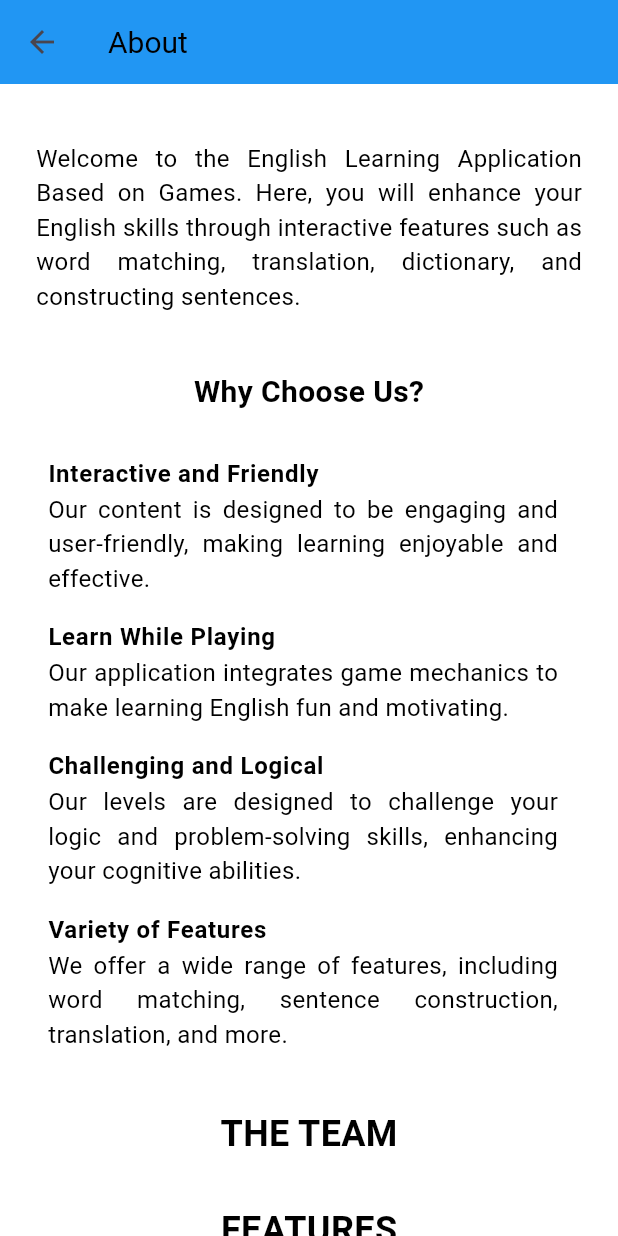
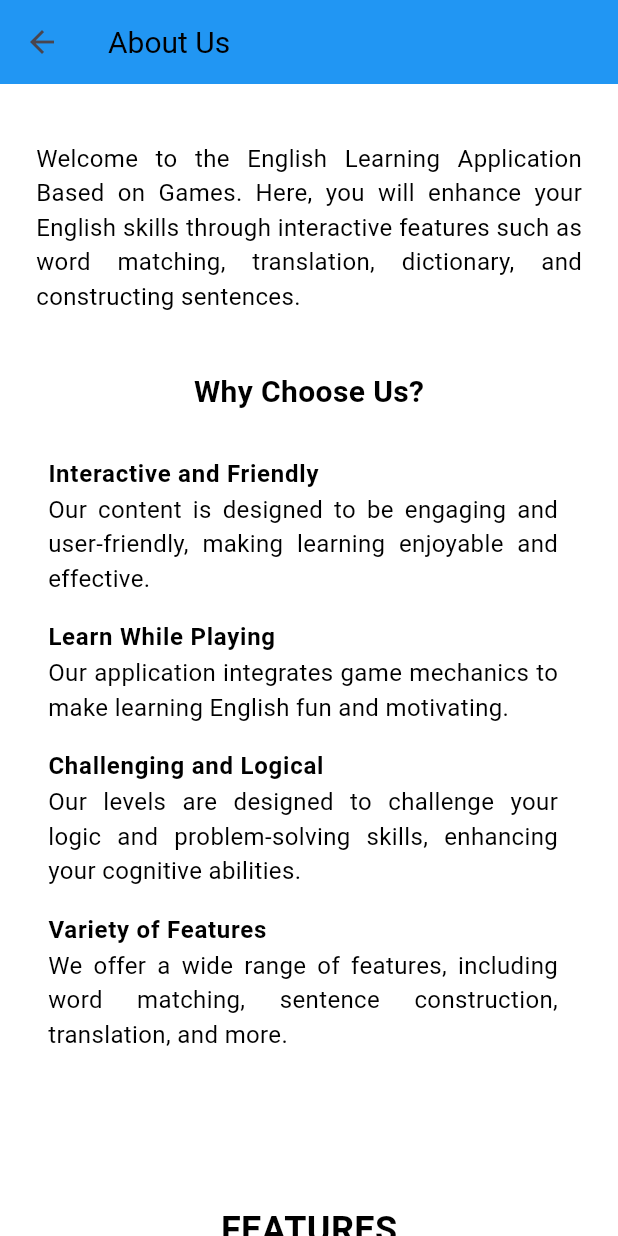
Before and after one commit to EgoEquusFebrianto/applicationenglish, a Flutter app: the AboutYeah screen opened directly, on a phone screen of 412 x 824 dp. Run offline on Flutter 3.47's test engine with Material 3 defaults, Android fonts, the phone set to English and light mode, and no system bars; our stand-ins replace animated_bottom_navigation_bar, cloud_firestore, firebase_auth, firebase_core, flutter_login, font_awesome_flutter and 5 more; missing offline and left inert: translator; accounts and stored records are empty; network calls fail.

Commit message:
this commit from 25/12/2024

```diff
--- a/lib/fitur/Challanges/TranslateGames/button_translate.dart
+++ b/lib/fitur/Challanges/TranslateGames/button_translate.dart
@@ -1,4 +1,5 @@
 import 'package:flutter/material.dart';
+import 'package:localization/localization.dart';
 import 'package:provider/provider.dart';
 import 'package:applicationenglish/fitur/profile/provider/switchProvider.dart';
 import 'game_provider.dart';
@@ -20,7 +21,7 @@ class ButtonTranslate extends StatelessWidget {
     return Scaffold(
       appBar: AppBar(
         title: Text(
-          "Cocokkan Kata!",
+          "translate_appbarlabel".i18n(),
           style: themes.appBarTheme.titleTextStyle,
         ),
         backgroundColor: themes.appBarTheme.backgroundColor,
@@ -228,7 +229,7 @@ class ButtonTranslate extends StatelessWidget {
               backgroundColor: theme.darkMode? Colors.white : Colors.blue,
               foregroundColor: theme.darkMode? Colors.red : Colors.white,
             ),
-            child: Text("Selanjutnya", style: TextStyle(fontSize: 18, color: theme.themeData.primaryColor)),
+            child: Text("translate_next".i18n(), style: TextStyle(fontSize: 18, color: theme.themeData.primaryColor)),
           ),
         ],
       ),
--- a/lib/fitur/Challanges/tmp.dart
+++ b/lib/fitur/Challanges/tmp.dart
@@ -1,5 +1,6 @@
 import 'package:applicationenglish/fitur/profile/provider/switchProvider.dart';
 import 'package:flutter/material.dart';
+import 'package:localization/localization.dart';
 import 'package:provider/provider.dart';
 import 'myDictionary/dictionary.dart';
 import 'Sentences/HandlerButton.dart';
@@ -16,7 +17,7 @@ class Challange extends StatelessWidget {
     return Scaffold(
       appBar: AppBar(
         title: Text(
-          "Challange",
+          "tmp_appbarlabel".i18n(),
           style: theme.appBarTheme.titleTextStyle,
         ),
         backgroundColor: theme.appBarTheme.backgroundColor,
--- a/lib/fitur/profile/about_yeah.dart
+++ b/lib/fitur/profile/about_yeah.dart
@@ -1,5 +1,6 @@
 import 'package:applicationenglish/fitur/profile/provider/switchProvider.dart';
 import 'package:flutter/material.dart';
+import 'package:localization/localization.dart';
 import 'package:provider/provider.dart';
 
 class AboutYeah extends StatelessWidget {
@@ -8,11 +9,11 @@ class AboutYeah extends StatelessWidget {
     var theme = Provider.of<SwitchModeProvider>(context).themeData;
     return Scaffold(
       appBar: AppBar(
-        title: Text('About', style: theme.appBarTheme.titleTextStyle,),
+        title: Text('profile_about_us'.i18n(), style: theme.appBarTheme.titleTextStyle,),
         backgroundColor: theme.appBarTheme.backgroundColor,
         iconTheme: theme.iconTheme,
         leading: IconButton(
-          icon: const Icon(Icons.arrow_back),
+          icon: const Icon(Icons.arrow_back), // IDK
           onPressed: () {
             Navigator.of(context).pop();
           },
@@ -54,7 +55,7 @@ class AboutUsSection extends StatelessWidget {
           child: Padding(
             padding: EdgeInsets.all(8.0),
             child: Text(
-              'Welcome to the English Learning Application Based on Games. Here, you will enhance your English skills through interactive features such as word matching, translation, dictionary, and constructing sentences.',
+              'profile_about_us1'.i18n(),
               style: TextStyle(fontSize: 16, color: theme.primaryColor),
               textAlign: TextAlign.justify,
             ),
@@ -76,7 +77,7 @@ class WhyChoose extends StatelessWidget {
         Align(
           alignment: Alignment.center,
           child: Text(
-            'Why Choose Us?',
+            'profile_about_us2'.i18n(),
             style: TextStyle(
               fontSize: 20,
               fontWeight: FontWeight.bold,
@@ -90,44 +91,44 @@ class WhyChoose extends StatelessWidget {
           children: [
             ListTile(
               title: Text(
-                'Interactive and Friendly',
+                'profile_about_us3'.i18n(),
                 style: TextStyle(fontSize: 16, fontWeight: FontWeight.bold, color: theme.primaryColor),
               ),
               subtitle: Text(
-                'Our content is designed to be engaging and user-friendly, making learning enjoyable and effective.',
+                'profile_about_us4'.i18n(),
                 style: TextStyle(fontSize: 16, color: theme.primaryColor),
                 textAlign: TextAlign.justify,
               ),
             ),
             ListTile(
               title: Text(
-                'Learn While Playing',
+                'profile_about_us5'.i18n(),
                 style: TextStyle(fontSize: 16, fontWeight: FontWeight.bold, color: theme.primaryColor),
               ),
               subtitle: Text(
-                'Our application integrates game mechanics to make learning English fun and motivating.',
+                'profile_about_us6'.i18n(),
                 style: TextStyle(fontSize: 16, color: theme.primaryColor),
                 textAlign: TextAlign.justify,
               ),
             ),
             ListTile(
               title: Text(
-                'Challenging and Logical',
+                'profile_about_us7'.i18n(),
                 style: TextStyle(fontSize: 16, fontWeight: FontWeight.bold, color: theme.primaryColor),
               ),
               subtitle: Text(
-                'Our levels are designed to challenge your logic and problem-solving skills, enhancing your cognitive abilities.',
+                'profile_about_us8'.i18n(),
                 style: TextStyle(fontSize: 16, color: theme.primaryColor),
                 textAlign: TextAlign.justify,
               ),
             ),
             ListTile(
               title: Text(
-                'Variety of Features',
+                'profile_about_us9'.i18n(),
                 style: TextStyle(fontSize: 16, fontWeight: FontWeight.bold, color: theme.primaryColor),
               ),
               subtitle: Text(
-                'We offer a wide range of features, including word matching, sentence construction, translation, and more.',
+                'profile_about_us10'.i18n(),
                 style: TextStyle(fontSize: 16, color: theme.primaryColor),
                 textAlign: TextAlign.justify,
               ),
@@ -146,7 +147,7 @@ class TheTeamHeader extends StatelessWidget {
     return Align(
       alignment: Alignment.center,
       child: Text(
-        'THE TEAM',
+        '',
         style: TextStyle(
           fontSize: 24,
           fontWeight: FontWeight.bold,
@@ -167,7 +168,7 @@ class FeaturesSection extends StatelessWidget {
         Align(
           alignment: Alignment.center,
           child: Text(
-            'FEATURES',
+            'profile_about_us13'.i18n(),
             style: TextStyle(
               fontSize: 24,
               fontWeight: FontWeight.bold,
@@ -179,11 +180,11 @@ class FeaturesSection extends StatelessWidget {
         ListTile(
           leading: Icon(Icons.translate, color: theme.primaryColor,),
           title: Text(
-            'Translation Games',
+            'profile_about_us14'.i18n(),
             style: TextStyle(fontSize: 16, fontWeight: FontWeight.bold, color: theme.primaryColor,),
           ),
           subtitle: Text(
-            'Enhance your translation skills by translating words and sentences between English and your native language.',
+            'profile_about_us15'.i18n(),
             style: TextStyle(fontSize: 16, color: theme.primaryColor,),
             textAlign: TextAlign.justify,
           ),
@@ -191,11 +192,11 @@ class FeaturesSection extends StatelessWidget {
         ListTile(
           leading: Icon(Icons.spellcheck, color: Colors.blue),
           title: Text(
-            'Word Matching',
+            'profile_about_us16'.i18n(),
             style: TextStyle(fontSize: 16, fontWeight: FontWeight.bold, color: theme.primaryColor,),
           ),
           subtitle: Text(
-            'Match English words with their meanings or synonyms to improve your vocabulary.',
+            'profile_about_us17'.i18n(),
             style: TextStyle(fontSize: 16, color: theme.primaryColor,),
             textAlign: TextAlign.justify,
           ),
@@ -203,11 +204,11 @@ class FeaturesSection extends StatelessWidget {
         ListTile(
           leading: Icon(Icons.sentiment_satisfied, color: Colors.blue),
           title: Text(
-            'Sentence Construction',
+            'profile_about_us18'.i18n(),
             style: TextStyle(fontSize: 16, fontWeight: FontWeight.bold, color: theme.primaryColor,),
           ),
           subtitle: Text(
-            'Construct grammatically correct sentences from given words, enhancing your grammar and syntax skills.',
+            'profile_about_us19'.i18n(),
             style: TextStyle(fontSize: 16, color: theme.primaryColor,),
             textAlign: TextAlign.justify,
           ),
@@ -215,11 +216,11 @@ class FeaturesSection extends StatelessWidget {
         ListTile(
           leading: Icon(Icons.book, color: Colors.blue),
           title: Text(
-            'Interactive Dictionary',
+            'profile_about_us20'.i18n(),
             style: TextStyle(fontSize: 16, fontWeight: FontWeight.bold, color: theme.primaryColor,),
           ),
           subtitle: Text(
-            'Access a comprehensive dictionary with audio pronunciations, example sentences, and more.',
+            'profile_about_us21'.i18n(),
             style: TextStyle(fontSize: 16, color: theme.primaryColor,),
             textAlign: TextAlign.justify,
           ),
--- a/lib/fitur/profile/provider/switchProvider.dart
+++ b/lib/fitur/profile/provider/switchProvider.dart
@@ -19,7 +19,8 @@ ThemeData light = ThemeData(
   appBarTheme: AppBarTheme(
     backgroundColor: Colors.blue,
     iconTheme: IconThemeData(color: Colors.black),
-        titleTextStyle: TextStyle(color: Colors.black, fontSize: 20)));
+    titleTextStyle: TextStyle(color: Colors.black, fontSize: 20))
+);
 
 ThemeData dark = ThemeData(
   brightness: Brightness.dark,
@@ -39,7 +40,8 @@ ThemeData dark = ThemeData(
   appBarTheme: AppBarTheme(
     backgroundColor: Colors.transparent,
     iconTheme: IconThemeData(color: Colors.white),
-        titleTextStyle: TextStyle(color: Colors.white, fontSize: 20)));
+    titleTextStyle: TextStyle(color: Colors.white, fontSize: 20))
+);
 
 class SwitchModeProvider extends ChangeNotifier {
   ThemeData _themeData = light;
--- a/lib/fitur/translation_card.dart
+++ b/lib/fitur/translation_card.dart
@@ -1,4 +1,5 @@
 import 'package:flutter/material.dart';
+import 'package:localization/localization.dart';
 
 class TranslationCard extends StatelessWidget {
   final TextEditingController controller;
@@ -44,7 +45,7 @@ class TranslationCard extends StatelessWidget {
               TextField(
                 controller: controller,
                 decoration: InputDecoration(
-                  labelText: 'Enter text to translate',
+                  labelText: 'TC_textfield'.i18n(),
                   labelStyle: const TextStyle(color: Colors.white),
                   border: OutlineInputBorder(
                     borderRadius: BorderRadius.circular(10.0),
@@ -79,7 +80,7 @@ class TranslationCard extends StatelessWidget {
                     borderRadius: BorderRadius.circular(10.0),
                   ),
                 ),
-                child: const Text('Translate'),
+                child: Text('TC_elevatedbuttonlabel'.i18n()),
               ),
               const SizedBox(height: 50),
               Text(
--- a/pubspec.yaml
+++ b/pubspec.yaml
@@ -51,6 +51,10 @@ dependencies:
   cloud_firestore: ^5.5.1
   image_picker: ^1.1.2
   permission_handler: ^11.3.1
+  flutter_localizations:
+    sdk: flutter
+    version: ^0.0.0
+  localization: ^2.1.1
 
 dev_dependencies:
   flutter_test:
@@ -84,6 +88,7 @@ flutter:
     - assets/pict/icons/sentences.jpeg
     - assets/pict/icons/button translate.webp
     - assets/pict/icons/vocabullary.jpg
+    - lib/i18n/
 
   # To add assets to your application, add an assets section, like this:
   # assets:
```
Also changed, not shown: lib/Home.dart (+9 -8 lines), lib/MainProviderSystem.dart (added, +33 -0 lines), lib/fitur/Challanges/Sentences/HandlerButton.dart (+5 -4 lines), lib/fitur/Challanges/myDictionary/dictionary.dart (+7 -5 lines), lib/fitur/profile/LenguageSetting.dart (added, +95 -0 lines), lib/fitur/profile/edit.dart (+9 -8 lines), lib/fitur/profile/profile.dart (+33 -64 lines), lib/i18n/en_US.json (added, +56 -0 lines), lib/i18n/id_ID.json (added, +57 -0 lines), lib/main.dart (+22 -2 lines), pubspec.lock, 1 other file. Lines whose indentation alone changed are shown as unchanged.
